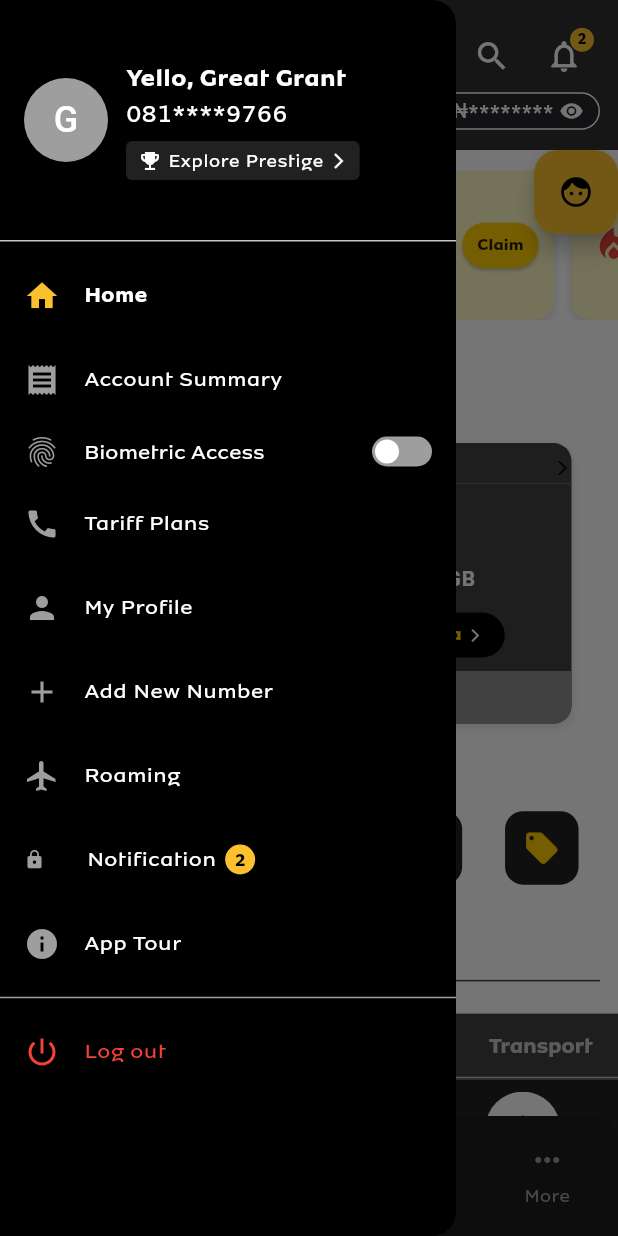
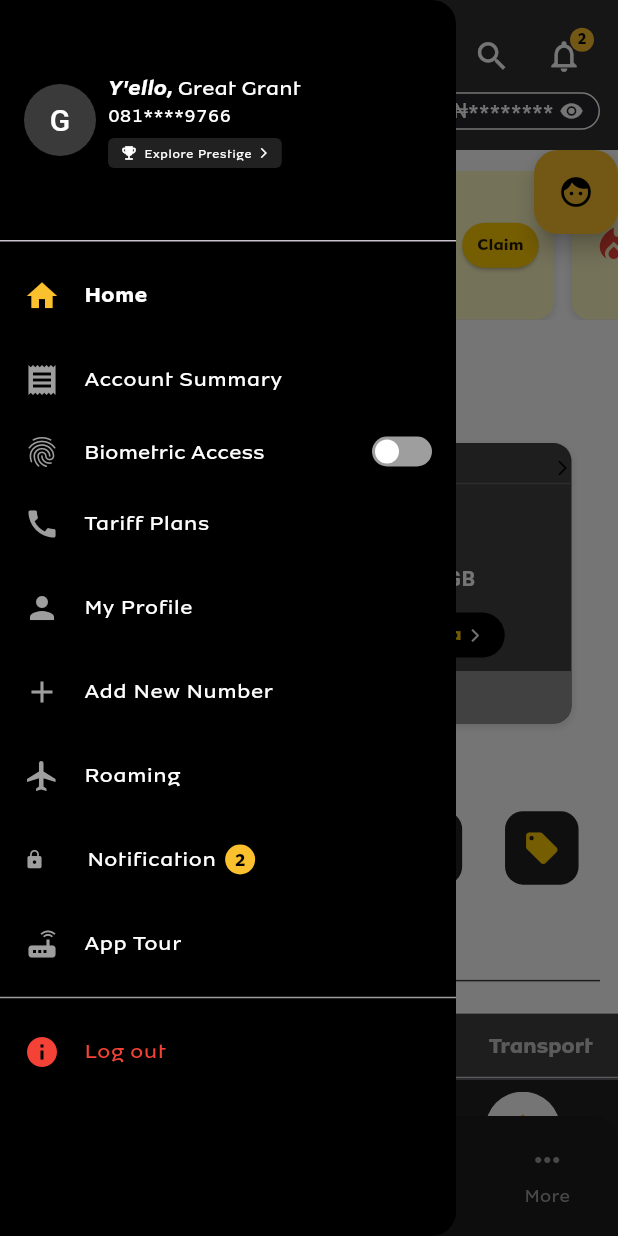
Before and after one commit to GreatGrant/MyMTNNGAppClone, a Flutter app: the screen it shows after launch, with the side drawer open, on a phone screen of 412 x 824 dp. Run offline on Flutter 3.47's test engine with Material 3 defaults, Android fonts, the phone set to English and light mode, and no system bars; drawn by our look-alikes of carousel_slider, flutter_switch; our stand-ins replace curved_navigation_bar.

```diff
--- a/lib/widgets/app_drawer.dart
+++ b/lib/widgets/app_drawer.dart
@@ -32,9 +32,9 @@ class _AppDrawerState extends State<AppDrawer> {
                   _buildTile(Icons.add, 'Add New Number'),
                   _buildTile(Icons.flight, 'Roaming'),
                   _buildTileWithBadge(Icons.notifications, 'Notification', '2'),
-                  _buildTile(Icons.info, 'App Tour'),
+                  _buildTile(Icons.router, 'App Tour'),
                   const Divider(color: Colors.grey),
-                  _buildTile(Icons.power_settings_new, 'Log out', color: Colors.red, textColor: Colors.red),
+                  _buildTile(Icons.info, 'Log out', color: Colors.red, textColor: Colors.red),
                 ],
               ),
             ),
@@ -45,24 +45,51 @@ class _AppDrawerState extends State<AppDrawer> {
   }
 
   Widget _buildHeader() {
+    final theme = Theme.of(context);
+    final bodyStyle = theme.textTheme.bodyMedium;
+    final smallText = bodyStyle?.copyWith(fontSize: 12);
+    final labelStyle = theme.textTheme.labelLarge;
+
     return DrawerHeader(
       padding: const EdgeInsets.all(16),
       child: Row(
         children: [
           const CircleAvatar(
-            radius: 28,
-            backgroundColor: Colors.grey,
-            child: Text('G', style: TextStyle(color: Colors.white, fontSize: 24)),
+            radius: 24,
+            backgroundColor: Color(0xFF3A3A3A),
+            child: Text('G', style: TextStyle(color: Colors.white, fontSize: 20)),
           ),
-          const SizedBox(width: 12),
+          const SizedBox(width: 8),
           Expanded(
             child: Column(
               crossAxisAlignment: CrossAxisAlignment.start,
               mainAxisAlignment: MainAxisAlignment.center,
               children: [
-                const Text('Yello, Great Grant',
-                    style: TextStyle(color: Colors.white, fontWeight: FontWeight.bold, fontSize: 16)),
-                const Text('081****9766', style: TextStyle(color: Colors.white)),
+                RichText(
+                  text: TextSpan(
+                    style: bodyStyle?.copyWith(
+                      color: Colors.white,
+                      fontSize: 14,
+                    ),
+                    children: [
+                      TextSpan(
+                        text: "Y'ello, ",
+                        style: bodyStyle?.copyWith(
+                          fontWeight: FontWeight.bold,
+                          fontStyle: FontStyle.italic,
+                          color: Colors.white,
+                        ),
+                      ),
+                      TextSpan(
+                        text: "Great Grant",
+                        style: bodyStyle?.copyWith(
+                          color: Colors.white,
+                        ),
+                      ),
+                    ],
+                  ),
+                ),
+                const Text('081****9766', style: TextStyle(fontSize: 12, color: Colors.white)),
                 const SizedBox(height: 6),
                 Container(
                   padding: const EdgeInsets.symmetric(horizontal: 8, vertical: 4),
@@ -70,14 +97,14 @@ class _AppDrawerState extends State<AppDrawer> {
                     color: Colors.grey[900],
                     borderRadius: BorderRadius.circular(4),
                   ),
-                  child: Row(
+                  child: const Row(
                     mainAxisSize: MainAxisSize.min,
-                    children: const [
-                      Icon(Icons.emoji_events, color: Colors.white, size: 16),
+                    children: [
+                      Icon(Icons.emoji_events, color: Colors.white, size: 12),
                       SizedBox(width: 4),
-                      Text('Explore Prestige', style: TextStyle(color: Colors.white, fontSize: 12)),
+                      Text('Explore Prestige', style: TextStyle(color: Colors.white, fontSize: 8)),
                       SizedBox(width: 4),
-                      Icon(Icons.arrow_forward_ios, color: Colors.white, size: 12),
+                      Icon(Icons.arrow_forward_ios, color: Colors.white, size: 8),
                     ],
                   ),
                 ),
```
